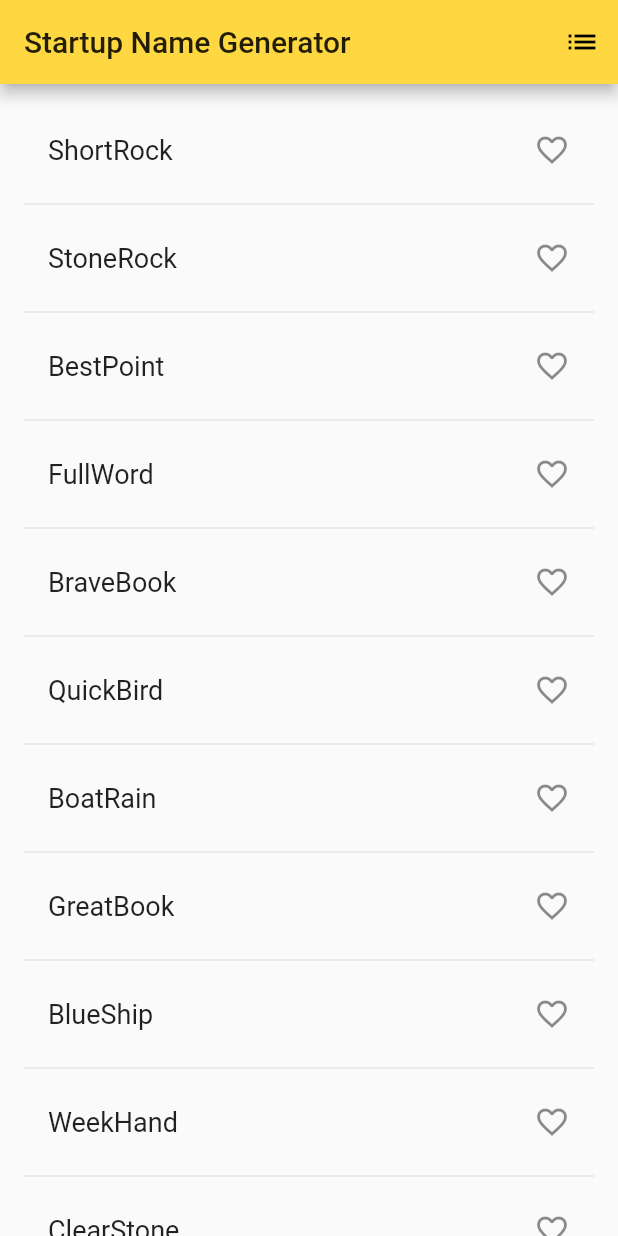
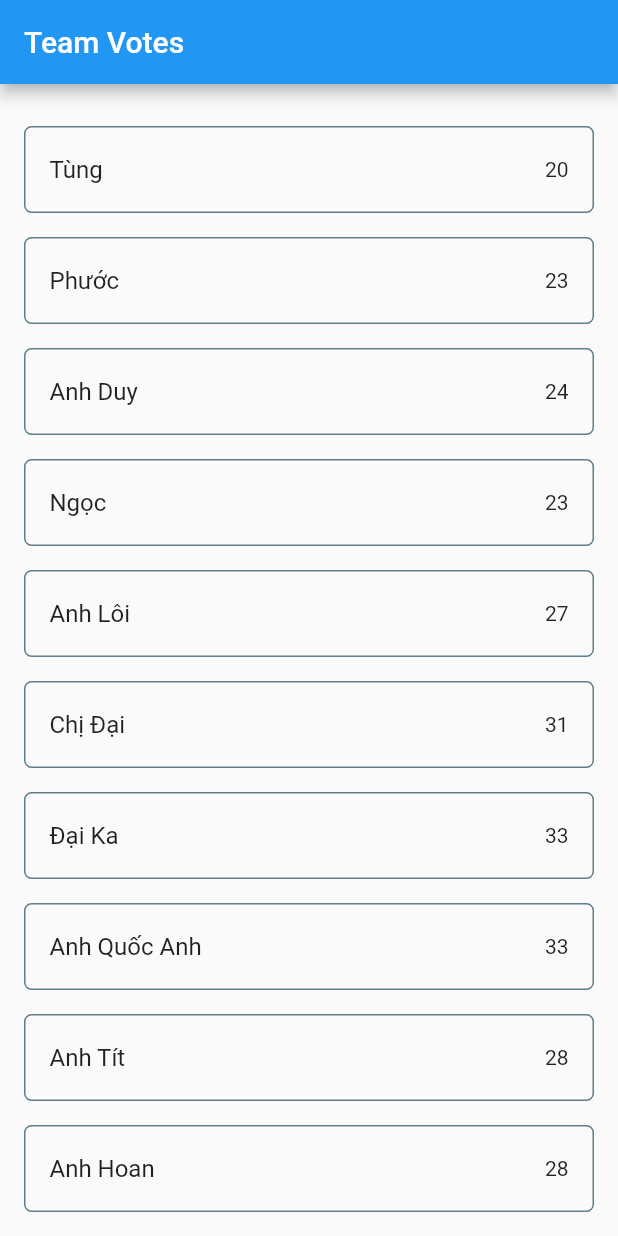
Before and after one commit to phuocding/ZerotoNineProject, a Flutter app: the screen it shows after launch, on a phone screen of 412 x 824 dp. Run offline on Flutter 3.47's test engine with Material 2 defaults, Android fonts, the light colour scheme and no system bars; our stand-ins replace cloud_firestore; accounts and stored records are empty.

Commit message:
update added cloud-firestore to communicating Cloud Firestore

```diff
--- a/lib/main.dart
+++ b/lib/main.dart
@@ -1,111 +1,94 @@
+import 'package:cloud_firestore/cloud_firestore.dart';
 import 'package:flutter/material.dart';
-import 'package:english_words/english_words.dart';
 
 void main() => runApp(MyApp());
+
+final dummySnapshots = [
+  {"name": "Tùng", "votes": 20},
+  {"name": "Phước", "votes": 23},
+  {"name": "Anh Duy", "votes": 24},
+  {"name": "Ngọc", "votes": 23},
+  {"name": "Anh Lôi", "votes": 27},
+  {"name": "Chị Đại", "votes": 31},
+  {"name": "Đại Ka", "votes": 33},
+  {"name": "Anh Quốc Anh", "votes": 33},
+  {"name": "Anh Tít", "votes": 28},
+  {"name": "Anh Hoan", "votes": 28},
+];
 
 class MyApp extends StatelessWidget {
   @override
   Widget build(BuildContext context) {
     return MaterialApp(
-      title: 'Startup Name Generator',
-      theme: new ThemeData(
-        primaryColor: Colors.amberAccent,
-      ),
-      home: RandomWords(),
+      title: 'Free Code School',
+      home: MyHomePage(),
     );
   }
 }
 
-class RandomWordsState extends State<RandomWords> {
-  final List<WordPair> _suggestions = <WordPair>[];
-  final Set<WordPair> _saved = new Set<WordPair>();
-  final TextStyle _biggerFont = const TextStyle(fontSize: 18.0);
-
-  Widget _buildSuggestions() {
-    return ListView.builder(
-        padding: const EdgeInsets.all(16.0),
-        itemBuilder: (context, i) {
-          // Add a one-pixel-high divider widget before each row in theListView.
-          if (i.isOdd) return Divider();
-
-          final index = i ~/ 2;
-          if (index >= _suggestions.length) {
-            _suggestions.addAll(generateWordPairs().take(10));
+ class MyHomePage extends StatefulWidget {
+   @override
+   _MyHomePageState createState() {
+     return _MyHomePageState();
    }
-          return _buildRow(_suggestions[index]);
-        });
  }
 
-  Widget _buildRow(WordPair pair) {
-    final bool alreadySaved = _saved.contains(pair);
-    return ListTile(
-      title: Text(
-        pair.asPascalCase,
-        style: _biggerFont,
-      ),
-      trailing: new Icon(
-        alreadySaved ? Icons.favorite : Icons.favorite_border,
-        color: alreadySaved ? Colors.red : null,
-      ),
-      onTap: () {
-        setState(() {
-          if (alreadySaved) {
-            _saved.remove(pair);
-          } else {
-            _saved.add(pair);
+ class _MyHomePageState extends State<MyHomePage> {
+   @override
+   Widget build(BuildContext context) {
+     return Scaffold(
+       appBar: AppBar(title: Text('Team Votes')),
+       body: _buildBody(context),
+     );
    }
-        });
-      },
+ }
+
+ Widget _buildBody(BuildContext context) {
+   // TODO: get actual snapshot from Cloud Firestore
+   return _buildList(context, dummySnapshots);
+ }
+
+ Widget _buildList(BuildContext context, List<Map> snapshot) {
+   return ListView(
+     padding: const EdgeInsets.only(top: 20.0),
+     children: snapshot.map((data) => _buildListItem(context, data)).toList(),
    );
  }
 
-  void _pushSaved() {
-  Navigator.of(context).push(
-    new MaterialPageRoute<void>(   // Add 20 lines from here...
-      builder: (BuildContext context) {
-        final Iterable<ListTile> tiles = _saved.map(
-          (WordPair pair) {
-            return new ListTile(
-              title: new Text(
-                pair.asPascalCase,
-                style: _biggerFont,
+ Widget _buildListItem(BuildContext context, Map data) {
+   final record = Record.fromMap(data);
+
+   return Padding(
+     key: ValueKey(record.name),
+     padding: const EdgeInsets.symmetric(horizontal: 16.0, vertical: 8.0),
+     child: Container(
+       decoration: BoxDecoration(
+         border: Border.all(color: Colors.blueGrey),
+         borderRadius: BorderRadius.circular(5.0),
        ),
-            );
-          },
-        );
-        final List<Widget> divided = ListTile
-          .divideTiles(
-            context: context,
-            tiles: tiles,
-          )
-          .toList();
-
-          return new Scaffold(         // Add 6 lines from here...
-          appBar: new AppBar(
-            title: const Text('Saved Suggestions'),
+       child: ListTile(
+         title: Text(record.name),
+         trailing: Text(record.votes.toString()),
+         onTap: () => print(record),
        ),
-          body: new ListView(children: divided),
-        );
-      },
      ),
    );
  }
 
+ class Record {
+   final String name;
+   final int votes;
+   final DocumentReference reference;
+
+   Record.fromMap(Map<String, dynamic> map, {this.reference})
+   : assert(map['name'] != null),
+   assert(map['votes'] != null),
+   name = map['name'],
+   votes = map['votes'];
+
+   Record.fromSnapshot(DocumentSnapshot snapshot)
+   :this.fromMap(snapshot.data, reference: snapshot.reference);
+
    @override
-  Widget build(BuildContext context) {
-    return Scaffold(
-      appBar: AppBar(
-        title: Text('Startup Name Generator'),
-        actions: <Widget>[
-          new IconButton(icon: const Icon(Icons.list), onPressed: _pushSaved,)
-        ],
-      ),
-      body: _buildSuggestions(),
-    );
+   String toString() => "Record<$name:$votes>";
  }
-}
-
-class RandomWords extends StatefulWidget {
-  @override
-  RandomWordsState createState() => new RandomWordsState();
-}
--- a/pubspec.yaml
+++ b/pubspec.yaml
@@ -15,6 +15,8 @@ environment:
 dependencies:
   flutter:
     sdk: flutter
+  cloud_firestore: ^0.8.2
+  firebase_analytics: ^1.0.4
 
   # The following adds the Cupertino Icons font to your application.
   # Use with the CupertinoIcons class for iOS style icons.
```
Also changed, not shown: 4 other files. Lines whose indentation alone changed are shown as unchanged.
